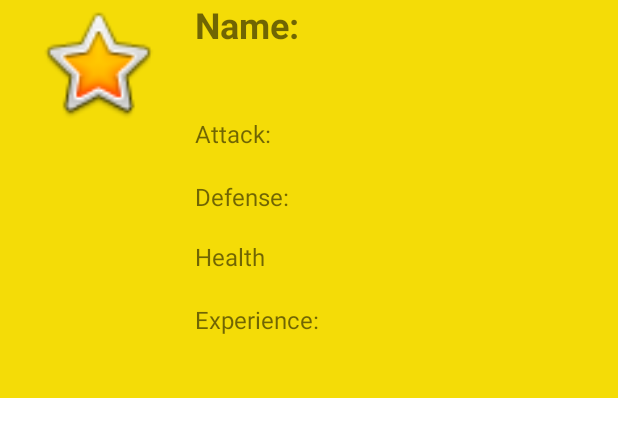
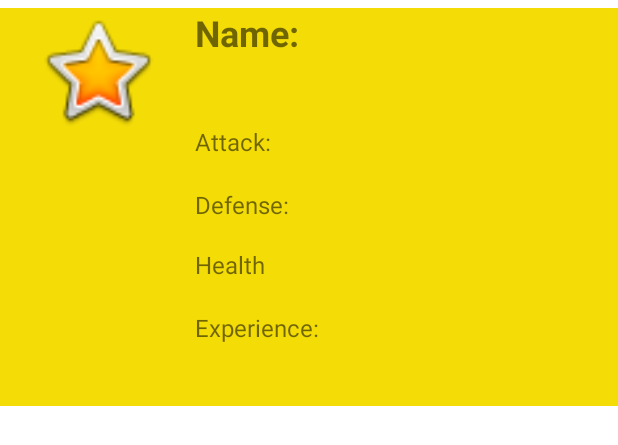
Before and after one commit to Sham-98/JavaProjectApp, an Android app: the layout lutemonview.xml on its own in the app's theme, with its tools: preview values and no code run, on a phone screen of 412 x 824 dp. Shown: the top 445 px of the screen. Run offline under Robolectric (Android 15) with nearby library versions, the phone set to English and light mode, and no system bars.

Commit message:
sham
hi

Co-Authored-By: 84765 <123329630+84765@users.noreply.github.com>
Co-Authored-By: Destiniu <131793505+Destiniu@users.noreply.github.com>

```diff
--- a/app/src/main/res/layout/lutemonview.xml
+++ b/app/src/main/res/layout/lutemonview.xml
@@ -3,6 +3,7 @@
     xmlns:app="http://schemas.android.com/apk/res-auto"
     android:layout_width="match_parent"
     android:layout_height="wrap_content"
+    android:layout_marginTop="5dp"
     android:background="#F4DC07"
     android:orientation="horizontal">
 
```
